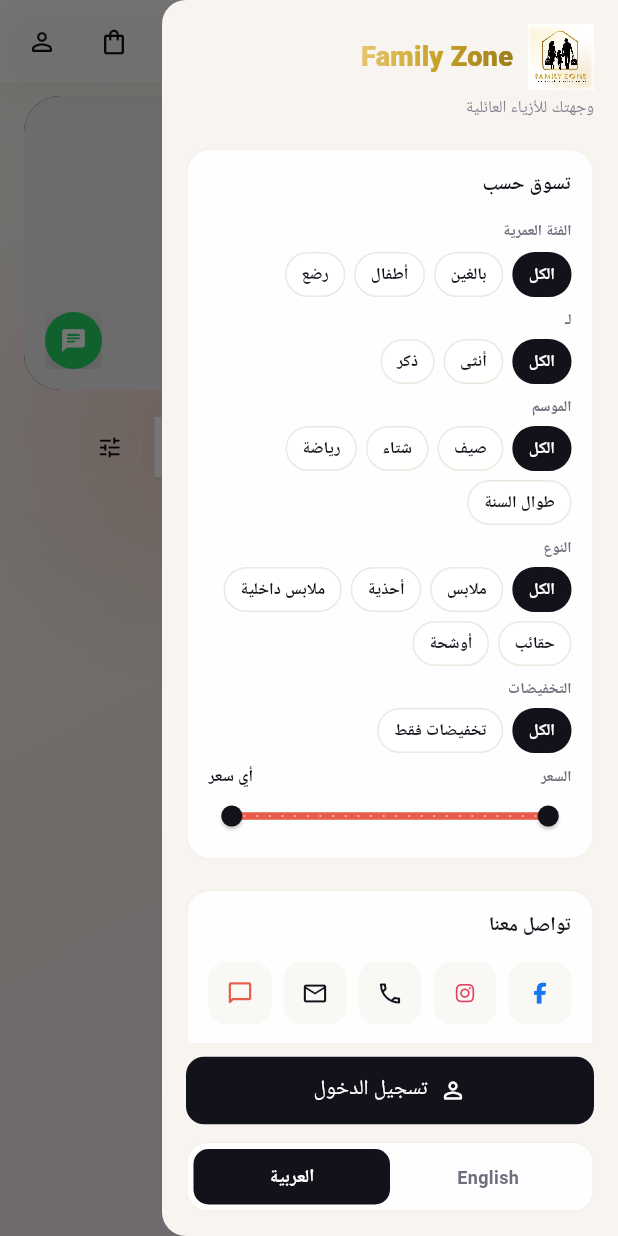
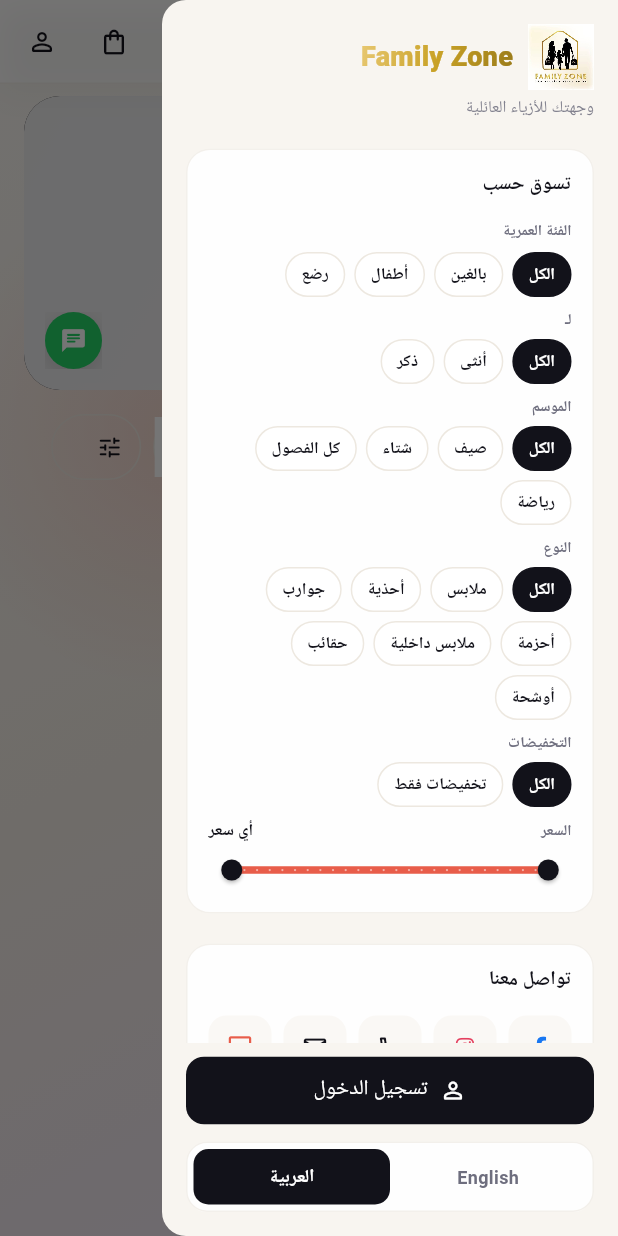
Before and after one commit to bdaass/family-zone, a Flutter app: the screen it shows after launch, with the side drawer open, on a phone screen of 412 x 824 dp. Run offline on Flutter 3.47's test engine with Material 3 defaults, Android fonts, the phone set to English and light mode, and no system bars; our stand-ins replace cloud_firestore, cloud_functions, firebase_auth, firebase_core, firebase_storage, flutter_image_compress and 6 more; missing offline and left inert: dart:js_interop; accounts and stored records are empty; Roboto replaces fonts that are missing (Cairo).

Commit message:
Improve iOS web stability and tighten catalog filters.
Disable skwasm on WebKit, reduce iOS memory use, fix exclusive season matching, and add socks/belt types with expanded color options.

Co-authored-by: Cursor <cursoragent@cursor.com>

```diff
--- a/lib/l10n/app_strings.dart
+++ b/lib/l10n/app_strings.dart
@@ -46,14 +46,20 @@ class S {
     'Navy',
     'Beige',
     'Gray',
+    'Light gray',
+    'Dark gray',
     'Red',
     'Pink',
+    'Peach',
     'Blue',
+    'Light blue',
     'Green',
     'Brown',
     'Orange',
     'Yellow',
+    'Yellow butter',
     'Purple',
+    'Lilac',
     'Burgundy',
   ];
 
@@ -87,14 +93,22 @@ class S {
     'beige': 'color_beige',
     'gray': 'color_gray',
     'grey': 'color_gray',
+    'light gray': 'color_light_gray',
+    'light grey': 'color_light_gray',
+    'dark gray': 'color_dark_gray',
+    'dark grey': 'color_dark_gray',
     'red': 'color_red',
     'pink': 'color_pink',
+    'peach': 'color_peach',
     'blue': 'color_blue',
+    'light blue': 'color_light_blue',
     'green': 'color_green',
     'brown': 'color_brown',
     'orange': 'color_orange',
     'yellow': 'color_yellow',
+    'yellow butter': 'color_yellow_butter',
     'purple': 'color_purple',
+    'lilac': 'color_lilac',
     'burgundy': 'color_burgundy',
     'cream': 'color_cream',
     'olive': 'color_olive',
@@ -183,10 +197,13 @@ class S {
       'season_summer': 'Summer',
       'season_winter': 'Winter',
       'season_sport': 'Sport',
+      'season_all_season': 'All season',
       'season_all_year': 'All year',
       'category_all': 'All',
       'category_clothes': 'Clothes',
       'category_shoes': 'Shoes',
+      'category_socks': 'Socks',
+      'category_belt': 'Belts',
       'category_lingery': 'Lingery',
       'category_bags': 'Bags',
       'category_scarves': 'Scarves',
@@ -202,6 +219,8 @@ class S {
       'catalog_children': 'CHILDREN',
       'catalog_clothes': 'CLOTHES',
       'catalog_shoes': 'SHOES',
+      'catalog_socks': 'SOCKS',
+      'catalog_belt': 'BELTS',
       'catalog_lingery': 'LINGERIE',
       'catalog_sac': 'BAGS',
       'catalog_scarf': 'SCARVES',
@@ -275,14 +294,20 @@ class S {
       'color_navy': 'Navy',
       'color_beige': 'Beige',
       'color_gray': 'Gray',
+      'color_light_gray': 'Light gray',
+      'color_dark_gray': 'Dark gray',
       'color_red': 'Red',
       'color_pink': 'Pink',
+      'color_peach': 'Peach',
       'color_blue': 'Blue',
+      'color_light_blue': 'Light blue',
       'color_green': 'Green',
       'color_brown': 'Brown',
       'color_orange': 'Orange',
       'color_yellow': 'Yellow',
+      'color_yellow_butter': 'Yellow butter',
       'color_purple': 'Purple',
+      'color_lilac': 'Lilac',
       'color_burgundy': 'Burgundy',
       'color_cream': 'Cream',
       'color_olive': 'Olive',
@@ -613,10 +638,13 @@ class S {
       'season_summer': 'صيف',
       'season_winter': 'شتاء',
       'season_sport': 'رياضة',
+      'season_all_season': 'كل الفصول',
       'season_all_year': 'طوال السنة',
       'category_all': 'الكل',
       'category_clothes': 'ملابس',
       'category_shoes': 'أحذية',
+      'category_socks': 'جوارب',
+      'category_belt': 'أحزمة',
       'category_lingery': 'ملابس داخلية',
       'category_bags': 'حقائب',
       'category_scarves': 'أوشحة',
@@ -632,6 +660,8 @@ class S {
       'catalog_children': 'أطفال',
       'catalog_clothes': 'ملابس',
       'catalog_shoes': 'أحذية',
+      'catalog_socks': 'جوارب',
+      'catalog_belt': 'أحزمة',
       'catalog_lingery': 'ملابس داخلية',
       'catalog_sac': 'حقائب',
       'catalog_scarf': 'أوشحة',
@@ -705,14 +735,20 @@ class S {
       'color_navy': 'كحلي',
       'color_beige': 'بيج',
       'color_gray': 'رمادي',
+      'color_light_gray': 'رمادي فاتح',
+      'color_dark_gray': 'رمادي غامق',
       'color_red': 'أحمر',
       'color_pink': 'وردي',
+      'color_peach': 'خوخي',
       'color_blue': 'أزرق',
+      'color_light_blue': 'أزرق فاتح',
       'color_green': 'أخضر',
       'color_brown': 'بني',
       'color_orange': 'برتقالي',
       'color_yellow': 'أصفر',
+      'color_yellow_butter': 'أصفر زبدة',
       'color_purple': 'بنفسجي',
+      'color_lilac': 'ليلك',
       'color_burgundy': 'عنابي',
       'color_cream': 'كريمي',
       'color_olive': 'زيتي',
--- a/lib/main.dart
+++ b/lib/main.dart
@@ -2,6 +2,7 @@ import 'package:flutter/foundation.dart';
 import 'package:flutter/material.dart';
 import 'package:flutter_localizations/flutter_localizations.dart';
 import 'package:firebase_core/firebase_core.dart';
+import 'package:cloud_firestore/cloud_firestore.dart';
 import 'package:google_fonts/google_fonts.dart';
 import 'pages/dashboard.dart';
 import 'firebase_options.dart';
@@ -18,6 +19,9 @@ Future<void> _ensureFirebase() {
   return _firebaseBootstrap ??= Firebase.initializeApp(
     options: DefaultFirebaseOptions.currentPlatform,
   ).then((_) {
+    if (kIsWeb && WebPlatform.isIOSWeb) {
+      FirebaseFirestore.instance.settings = const Settings(persistenceEnabled: false);
+    }
     CartService.instance.bindAuth();
   });
 }
--- a/lib/models/product_catalog.dart
+++ b/lib/models/product_catalog.dart
@@ -6,15 +6,30 @@ import 'variant_inventory.dart';
 
 /// Shared product categories, filters, and field helpers.
 class ProductCatalog {
-  static const seasons = ['summer', 'winter', 'sport', 'all_seasons'];
+  static const seasons = ['summer', 'winter', 'all_seasons', 'sport'];
+
+  static const filterSeasons = [
+    'All Seasons',
+    'Summer',
+    'Winter',
+    'All Season',
+    'Sport',
+  ];
   static const ageGroups = ['adult', 'kids', 'baby'];
   static const sexes = ['female', 'male'];
-  static const types = ['clothes', 'shoes', 'lingery', 'sac', 'scarf'];
-
-  static const filterSeasons = ['All Seasons', 'Summer', 'Winter', 'Sport', 'All Year'];
+  static const types = ['clothes', 'shoes', 'socks', 'belt', 'lingery', 'sac', 'scarf'];
   static const filterAgeGroups = ['All', 'Adult', 'Kids', 'Baby'];
   static const filterSexes = ['All', 'Female', 'Male'];
-  static const filterCategories = ['All Categories', 'Clothes', 'Shoes', 'Lingery', 'Sac', 'Scarf'];
+  static const filterCategories = [
+    'All Categories',
+    'Clothes',
+    'Shoes',
+    'Socks',
+    'Belt',
+    'Lingery',
+    'Sac',
+    'Scarf',
+  ];
 
   /// Stored on products when staff has not decided yet (add form).
   static const notDetermined = 'not_determined';
@@ -208,6 +223,14 @@ class ProductCatalog {
         return S.of('catalog_clothes');
       case 'shoes':
         return S.of('catalog_shoes');
+      case 'socks':
+      case 'chaussette':
+      case 'chaussettes':
+        return S.of('catalog_socks');
+      case 'belt':
+      case 'ceinture':
+      case 'ceintures':
+        return S.of('catalog_belt');
       case 'lingery':
         return S.of('catalog_lingery');
       case 'sac':
@@ -235,14 +258,19 @@ class ProductCatalog {
         return S.of('season_winter');
       case 'Sport':
         return S.of('season_sport');
+      case 'All Season':
       case 'All Year':
-        return S.of('season_all_year');
+        return S.of('season_all_season');
       case 'All Categories':
         return S.of('category_all');
       case 'Clothes':
         return S.of('category_clothes');
       case 'Shoes':
         return S.of('category_shoes');
+      case 'Socks':
+        return S.of('category_socks');
+      case 'Belt':
+        return S.of('category_belt');
       case 'Lingery':
         return S.of('category_lingery');
       case 'Sac':
@@ -266,8 +294,9 @@ class ProductCatalog {
         return S.of('category_scarves');
       case 'All Seasons':
         return S.of('filter_all_seasons');
+      case 'All Season':
       case 'All Year':
-        return S.of('filter_all_year');
+        return S.of('season_all_season');
       case 'All Categories':
         return S.of('filter_all_categories');
       default:
@@ -279,13 +308,21 @@ class ProductCatalog {
     if (isNotDetermined(raw)) return notDetermined;
     final v = (raw ?? '').toLowerCase().trim();
     if (v == 'sacs') return 'sac';
+    if (v == 'chaussure' || v == 'chaussures') return 'shoes';
+    if (v == 'chaussette' || v == 'chaussettes') return 'socks';
+    if (v == 'ceinture' || v == 'ceintures' || v == 'belts') return 'belt';
     return v;
   }
 
   static String normalizeSeason(String? raw) {
     if (isNotDetermined(raw)) return notDetermined;
     final v = (raw ?? '').toLowerCase().trim();
-    if (v == 'all seasons' || v == 'all_seasons' || v == 'allseasons') {
+    if (v == 'all season' ||
+        v == 'all seasons' ||
+        v == 'all_seasons' ||
+        v == 'allseasons' ||
+        v == 'all year' ||
+        v == 'all_year') {
       return 'all_seasons';
     }
     return v;
@@ -293,14 +330,24 @@ class ProductCatalog {
 
   static bool isAllSeasonsProduct(String? stored) => normalizeSeason(stored) == 'all_seasons';
 
-  /// All Seasons → everything. Summer → summer + all_seasons items, etc.
+  /// Stored season for a shop filter chip, or null when showing all seasons.
+  static String? seasonFilterStoredValue(String filterLabel) {
+    return switch (filterLabel) {
+      'Summer' => 'summer',
+      'Winter' => 'winter',
+      'Sport' => 'sport',
+      'All Season' || 'All Year' => 'all_seasons',
+      _ => null,
+    };
+  }
+
+  /// Each season is exclusive — sport items never appear under winter, etc.
   static bool matchesSeason(String? stored, String filterLabel) {
     if (filterLabel == 'All Seasons') return true;
     if (isNotDetermined(stored)) return false;
-    final itemSeason = normalizeSeason(stored);
-    if (filterLabel == 'All Year') return itemSeason == 'all_seasons';
-    final filter = filterLabel.toLowerCase();
-    return itemSeason == filter || itemSeason == 'all_seasons';
+    final target = seasonFilterStoredValue(filterLabel);
+    if (target == null) return false;
+    return normalizeSeason(stored) == target;
   }
 
   static bool matchesAgeGroupFilter(Map<String, dynamic> data, String filterLabel) {
@@ -646,12 +693,22 @@ class ProductCatalog {
       case 'gray':
       case 'grey':
         return const Color(0xFF9E9E9E);
+      case 'light gray':
+      case 'light grey':
+        return const Color(0xFFBDBDBD);
+      case 'dark gray':
+      case 'dark grey':
+        return const Color(0xFF424242);
       case 'red':
         return const Color(0xFFC62828);
       case 'pink':
         return const Color(0xFFE891A8);
+      case 'peach':
+        return const Color(0xFFFFCC99);
       case 'blue':
         return const Color(0xFF1565C0);
+      case 'light blue':
+        return const Color(0xFF90CAF9);
       case 'green':
         return const Color(0xFF2E7D32);
       case 'brown':
@@ -660,8 +717,12 @@ class ProductCatalog {
         return const Color(0xFFE65100);
       case 'yellow':
         return const Color(0xFFF9A825);
+      case 'yellow butter':
+        return const Color(0xFFF5E6A3);
       case 'purple':
         return const Color(0xFF6A1B9A);
+      case 'lilac':
+        return const Color(0xFFC8A2C8);
       case 'burgundy':
         return const Color(0xFF6D1B2A);
       case 'cream':
@@ -1138,11 +1199,16 @@ class ProductCatalog {
     return created.isBefore(cutoff);
   }
 
-  /// Firestore `whereIn` values for a season filter chip (includes all-season items).
+  /// Firestore `whereIn` values — exact season only (plus legacy spelling for all-season).
   static List<String> seasonsForFilter(String filterLabel) {
     if (filterLabel == 'All Seasons') return const [];
-    if (filterLabel == 'All Year') return const ['all_seasons', 'all seasons'];
-    return [filterLabel.toLowerCase(), 'all_seasons', 'all seasons'];
+    return switch (filterLabel) {
+      'Summer' => const ['summer'],
+      'Winter' => const ['winter'],
+      'Sport' => const ['sport'],
+      'All Season' || 'All Year' => const ['all_seasons', 'all seasons'],
+      _ => const [],
+    };
   }
 
   /// Stored [ageGroup] value for a filter chip, or null when showing all ages.
--- a/lib/pages/dashboard.dart
+++ b/lib/pages/dashboard.dart
@@ -97,7 +97,11 @@ class _DashboardPageState extends State<DashboardPage> with TickerProviderStateM
       CurvedAnimation(parent: _entranceController, curve: Curves.easeOutCubic),
     );
 
-    _entranceController.forward();
+    if (WebPlatform.isIOSWeb) {
+      _entranceController.value = 1.0;
+    } else {
+      _entranceController.forward();
+    }
     CartService.instance.addListener(_onCartChanged);
     _catalog.addListener(_onCatalogChanged);
     if (kIsWeb) {
@@ -163,11 +167,12 @@ class _DashboardPageState extends State<DashboardPage> with TickerProviderStateM
 
   void _scheduleCatalogReload({bool immediate = false}) {
     _catalogDebounce?.cancel();
+    final debounceMs = WebPlatform.isIOSWeb ? 500 : 350;
     if (immediate || !WebPlatform.isMobileWeb) {
       _reloadCatalog();
       return;
     }
-    _catalogDebounce = Timer(const Duration(milliseconds: 350), () {
+    _catalogDebounce = Timer(Duration(milliseconds: debounceMs), () {
       if (mounted) _reloadCatalog();
     });
   }
@@ -799,14 +804,13 @@ class _DashboardPageState extends State<DashboardPage> with TickerProviderStateM
   }
 
   Widget _buildCatalogScrollView({required bool isWide, required bool useInlineSidebar}) {
-    final scroll = RefreshIndicator(
-      color: AppColors.coral,
-      onRefresh: _refreshDashboard,
-      child: CustomScrollView(
-        controller: _scrollController,
-        cacheExtent: WebPlatform.isMobileWeb ? 120 : 250,
-        physics: const BouncingScrollPhysics(parent: AlwaysScrollableScrollPhysics()),
-        slivers: [
+    final scrollBody = CustomScrollView(
+      controller: _scrollController,
+      cacheExtent: WebPlatform.isIOSWeb ? 0 : (WebPlatform.isMobileWeb ? 120 : 250),
+      physics: WebPlatform.isIOSWeb
+          ? const ClampingScrollPhysics(parent: AlwaysScrollableScrollPhysics())
+          : const BouncingScrollPhysics(parent: AlwaysScrollableScrollPhysics()),
+      slivers: [
           if (_isStaff)
             SliverToBoxAdapter(
               child: Column(
@@ -851,8 +855,15 @@ class _DashboardPageState extends State<DashboardPage> with TickerProviderStateM
           _buildProductGrid(isWide),
           const SliverToBoxAdapter(child: SizedBox(height: 60)),
         ],
-      ),
     );
+
+    final scroll = WebPlatform.isIOSWeb
+        ? scrollBody
+        : RefreshIndicator(
+            color: AppColors.coral,
+            onRefresh: _refreshDashboard,
+            child: scrollBody,
+          );
 
     if (kIsWeb) return scroll;
 
@@ -1268,7 +1279,9 @@ class _DashboardPageState extends State<DashboardPage> with TickerProviderStateM
               padding: EdgeInsets.symmetric(horizontal: isWide ? 20 : 12, vertical: 8),
               sliver: SliverGrid(
                 gridDelegate: SliverGridDelegateWithMaxCrossAxisExtent(
-                  maxCrossAxisExtent: isWide ? 280 : 220,
+                  maxCrossAxisExtent: isWide
+                      ? 280
+                      : (WebPlatform.isIOSWeb ? 190 : 220),
                   mainAxisSpacing: isWide ? 24 : 18,
                   crossAxisSpacing: isWide ? 20 : 12,
                   childAspectRatio: cardAspectRatio,
@@ -1336,6 +1349,8 @@ class _DashboardPageState extends State<DashboardPage> with TickerProviderStateM
                     );
                   },
                   childCount: filteredDocs.length,
+                  addAutomaticKeepAlives: !WebPlatform.isIOSWeb,
+                  addRepaintBoundaries: true,
                 ),
               ),
             ),
--- a/lib/services/product_catalog_service.dart
+++ b/lib/services/product_catalog_service.dart
@@ -68,8 +68,8 @@ class ProductCatalogService extends ChangeNotifier {
   ProductCatalogService._();
   static final ProductCatalogService instance = ProductCatalogService._();
 
-  static const int pageSize = 18;
-  static const _maxBackfillRounds = 5;
+  static int get pageSize => WebPlatform.catalogPageSize;
+  static int get _maxBackfillRounds => WebPlatform.isIOSWeb ? 8 : 5;
   /// Admin session: may backfill [effectivePrice] on legacy products (Firestore rules).
   bool adminCanBackfillPrices = false;
   bool? _sortUsesBrowseFallback;
@@ -144,6 +144,10 @@ class ProductCatalogService extends ChangeNotifier {
     _query = query;
     _error = null;
     _loading = true;
+    if (WebPlatform.isIOSWeb) {
+      _docs = [];
+    }
+    WebPlatform.onCatalogPageLoadStart();
     notifyListeners();
 
     if (_totalCount == null && !_needsClientSidePass(query)) {
@@ -191,7 +195,7 @@ class ProductCatalogService extends ChangeNotifier {
 
       _loading = false;
       notifyListeners();
-      WebPlatform.trimImageCacheIfNeeded();
+      WebPlatform.onCatalogPageLoadComplete();
     } catch (e, st) {
       if (generation != _fetchGeneration) return;
       debugPrint('ProductCatalogService.loadPage failed: $e\n$st');
@@ -270,6 +274,7 @@ class ProductCatalogService extends ChangeNotifier {
     var rounds = 0;
     var serverHasMore = true;
     final needsClientPass = _needsClientSidePass(query);
+    final applyClientFilters = needsClientPass || !_usesSimpleBrowse(query);
     final maxRounds = _sortUsesBrowseFallback == true ? 20 : _maxBackfillRounds;
     QueryDocumentSnapshot<Map<String, dynamic>>? serverCursor;
 
@@ -283,7 +288,7 @@ class ProductCatalogService extends ChangeNotifier {
       serverHasMore = snap.docs.length >= pageSize;
 
       for (final doc in snap.docs) {
-        if (needsClientPass && !_passesClientFilters(query, doc)) continue;
+        if (applyClientFilters && !_passesClientFilters(query, doc)) continue;
         results.add(doc);
         if (results.length >= pageSize) break;
       }
--- a/lib/utils/web_platform.dart
+++ b/lib/utils/web_platform.dart
@@ -12,10 +12,19 @@ class WebPlatform {
     return detect.isMobileUserAgent;
   }
 
-  /// iPhone/iPad Safari — heavy hero banners + PageView swipe often OOM-crash the tab.
+  /// iPhone/iPad Safari and iOS Chrome (all use WebKit) — tight memory limits.
   static bool get isIOSWeb {
     if (!kIsWeb) return false;
     return detect.isIOSUserAgent;
+  }
+
+  /// Trim animations, shadows, and image work on iOS web.
+  static bool get useLiteUi => isIOSWeb;
+
+  /// Microsoft Edge and Firefox on skwasm — HTML img overlays often fail to load Storage URLs.
+  static bool get needsCanvasNetworkImages {
+    if (!kIsWeb) return false;
+    return detect.isEdgeUserAgent || detect.isGeckoUserAgent;
   }
 
   /// Full hero section (carousel + banners). Hidden on iPhone/iPad web.
@@ -23,21 +32,22 @@ class WebPlatform {
 
   static WebHtmlElementStrategy get networkImageStrategy {
     if (!kIsWeb) return WebHtmlElementStrategy.never;
+    if (needsCanvasNetworkImages) return WebHtmlElementStrategy.never;
     return WebHtmlElementStrategy.prefer;
   }
 
   static FilterQuality get networkImageQuality =>
-      isMobileWeb ? FilterQuality.low : FilterQuality.medium;
+      isIOSWeb ? FilterQuality.low : (isMobileWeb ? FilterQuality.low : FilterQuality.medium);
 
-  /// Fixed catalog page size — numbered pagination loads 18 products per page.
-  static const int catalogPageSize = 18;
+  /// iOS Safari: 6 products per page to stay under WebKit memory limits.
+  static int get catalogPageSize => isIOSWeb ? 6 : 18;
 
   static void configure() {
     if (!kIsWeb) return;
     final cache = PaintingBinding.instance.imageCache;
     if (isIOSWeb) {
-      cache.maximumSize = 40;
-      cache.maximumSizeBytes = 28 << 20;
+      cache.maximumSize = 12;
+      cache.maximumSizeBytes = 10 << 20;
     } else if (isMobileWeb) {
       cache.maximumSize = 80;
       cache.maximumSizeBytes = 48 << 20;
@@ -47,12 +57,33 @@ class WebPlatform {
     }
   }
 
-  /// Drop decoded images when scrolling on iPhone — same UI, less RAM buildup.
   static void trimImageCacheIfNeeded() {
     if (!isIOSWeb) return;
     final cache = PaintingBinding.instance.imageCache;
-    if (cache.currentSizeBytes > (20 << 20)) {
+    if (cache.currentSizeBytes > (6 << 20) || cache.currentSize > 8) {
       cache.clearLiveImages();
     }
   }
+
+  static void onCatalogPageLoadStart() {
+    if (!isIOSWeb) return;
+    clearImageCache();
+  }
+
+  static void onCatalogPageLoadComplete() {
+    if (!isIOSWeb) return;
+    trimImageCacheIfNeeded();
+  }
+
+  static void onHeavyViewClosed() {
+    if (!isIOSWeb) return;
+    clearImageCache();
+  }
+
+  static void clearImageCache() {
+    if (!isIOSWeb) return;
+    final cache = PaintingBinding.instance.imageCache;
+    cache.clearLiveImages();
+    cache.clear();
+  }
 }
--- a/lib/widgets/catalog_filter_bar.dart
+++ b/lib/widgets/catalog_filter_bar.dart
@@ -46,8 +46,6 @@ class CatalogFilterBar extends StatelessWidget {
     this.compact = false,
   });
 
-  static const _categories = ['All Categories', 'Clothes', 'Shoes', 'Lingery', 'Sac', 'Scarf'];
-
   bool get _hasActive =>
       currentAgeGroup != 'All' ||
       currentSex != 'All' ||
@@ -74,7 +72,7 @@ class CatalogFilterBar extends StatelessWidget {
         SizedBox(height: gap),
         _row(S.of('filter_season'), ProductCatalog.filterSeasons, currentSeason, onSeasonChanged),
         SizedBox(height: gap),
-        _row(S.of('filter_type'), _categories, currentCategory, onCategoryChanged),
+        _row(S.of('filter_type'), ProductCatalog.filterCategories, currentCategory, onCategoryChanged),
         SizedBox(height: gap),
         _saleRow(),
         SizedBox(height: gap),
```
Also changed, not shown: lib/utils/product_image_settings.dart (+6 -2 lines), lib/widgets/product_card.dart (+35 -5 lines), lib/widgets/product_detail_sheet.dart (+8 -1 lines), lib/widgets/product_image_carousel.dart (+18 -1 lines), firebase.json, 3 other files.
